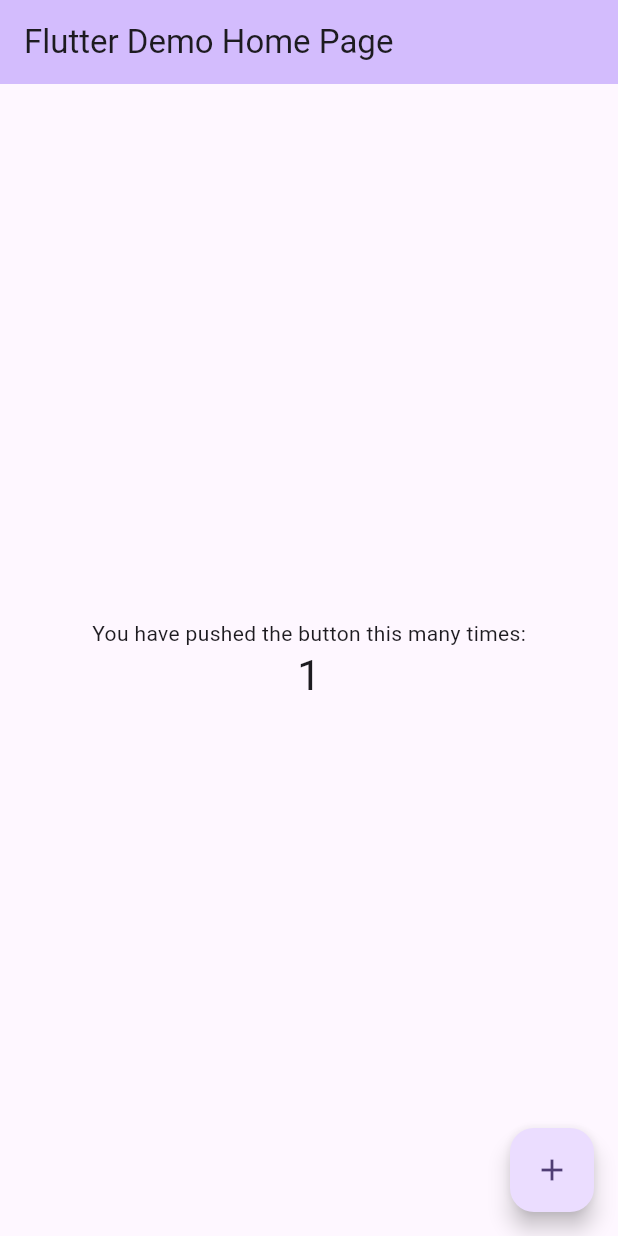
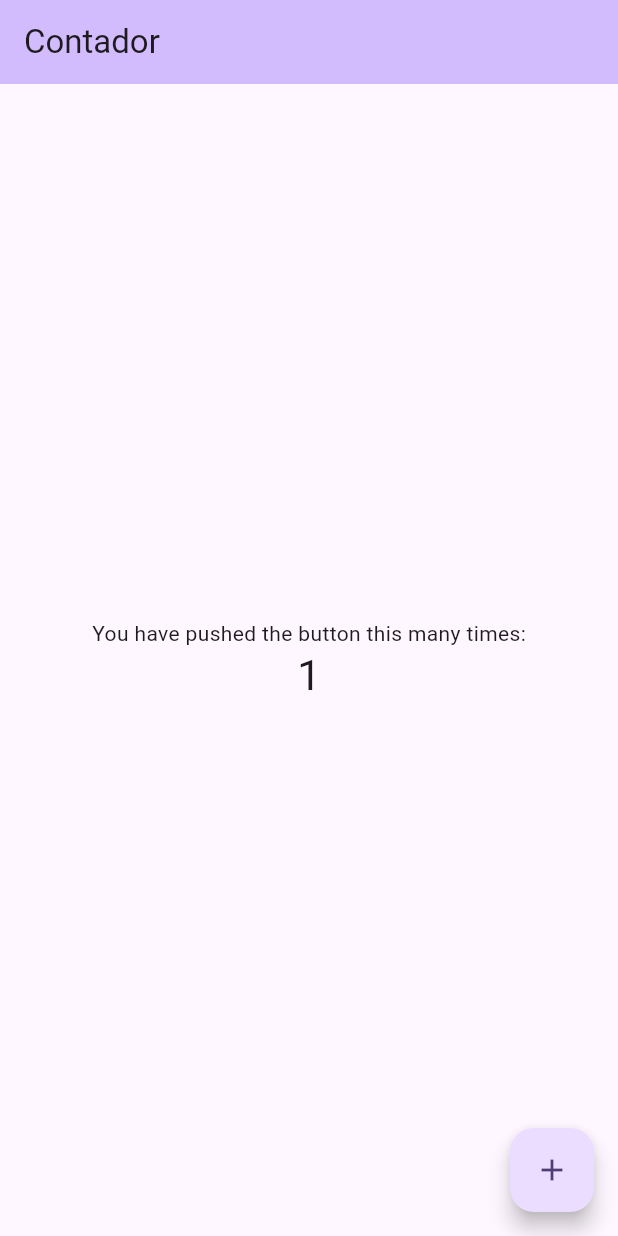
Before and after one commit to MBA-FIAP-Flutter/study_states, a Flutter app: the screen it shows after launch, after a tap on the "add" icon, on a phone screen of 412 x 824 dp. Run offline on Flutter 3.47's test engine with Material 3 defaults, Android fonts, the phone set to English and light mode, and no system bars.

Commit message:
Step 1 done

```diff
--- /dev/null
+++ b/lib/counter_model.dart
@@ -0,0 +1,13 @@
+import 'package:flutter/foundation.dart';
+
+class CounterModel extends ChangeNotifier {
+  int _counter = 0;
+
+  int get counter => _counter;
+
+  void add() {
+    _counter++;
+    notifyListeners();
+  }
+
+}
--- a/lib/main.dart
+++ b/lib/main.dart
@@ -1,7 +1,14 @@
 import 'package:flutter/material.dart';
+import 'package:provider/provider.dart';
+import 'package:study_states/counter_model.dart';
 
 void main() {
-  runApp(const MyApp());
+  runApp(
+    ChangeNotifierProvider(
+      create: (context) => CounterModel(),
+      child: const MyApp(),
+    ),
+  );
 }
 
 class MyApp extends StatelessWidget {
@@ -15,52 +22,45 @@ class MyApp extends StatelessWidget {
         colorScheme: ColorScheme.fromSeed(seedColor: Colors.deepPurple),
         useMaterial3: true,
       ),
-      home: const MyHomePage(title: 'Flutter Demo Home Page'),
+      home: MyHomePage(),
     );
   }
 }
 
 class MyHomePage extends StatefulWidget {
-  const MyHomePage({super.key, required this.title});
-
-  final String title;
+  const MyHomePage({super.key});
 
   @override
   State<MyHomePage> createState() => _MyHomePageState();
 }
 
 class _MyHomePageState extends State<MyHomePage> {
-  int _counter = 0;
-
-  void _incrementCounter() {
-    setState(() {
-      _counter++;
-    });
-  }
 
   @override
   Widget build(BuildContext context) {
     return Scaffold(
       appBar: AppBar(
         backgroundColor: Theme.of(context).colorScheme.inversePrimary,
-        title: Text(widget.title),
+        title: const Text("Contador"),
       ),
-      body: Center(
+      body:  Center(
         child: Column(
           mainAxisAlignment: MainAxisAlignment.center,
           children: <Widget>[
             const Text(
               'You have pushed the button this many times:',
             ),
-            Text(
-              '$_counter',
-              style: Theme.of(context).textTheme.headlineMedium,
+            Consumer<CounterModel>(
+                builder: (context, value, child) => Text(
+                  '${value.counter}',
+                  style: Theme.of(context).textTheme.headlineMedium,
+                ),
             ),
           ],
         ),
       ),
       floatingActionButton: FloatingActionButton(
-        onPressed: _incrementCounter,
+        onPressed: Provider.of<CounterModel>(context, listen: false).add,
         tooltip: 'Increment',
         child: const Icon(Icons.add),
       ), // This trailing comma makes auto-formatting nicer for build methods.
--- a/pubspec.yaml
+++ b/pubspec.yaml
@@ -35,6 +35,7 @@ dependencies:
   # The following adds the Cupertino Icons font to your application.
   # Use with the CupertinoIcons class for iOS style icons.
   cupertino_icons: ^1.0.2
+  provider: ^6.1.1
 
 dev_dependencies:
   flutter_test:
```
Also changed, not shown: pubspec.lock.
